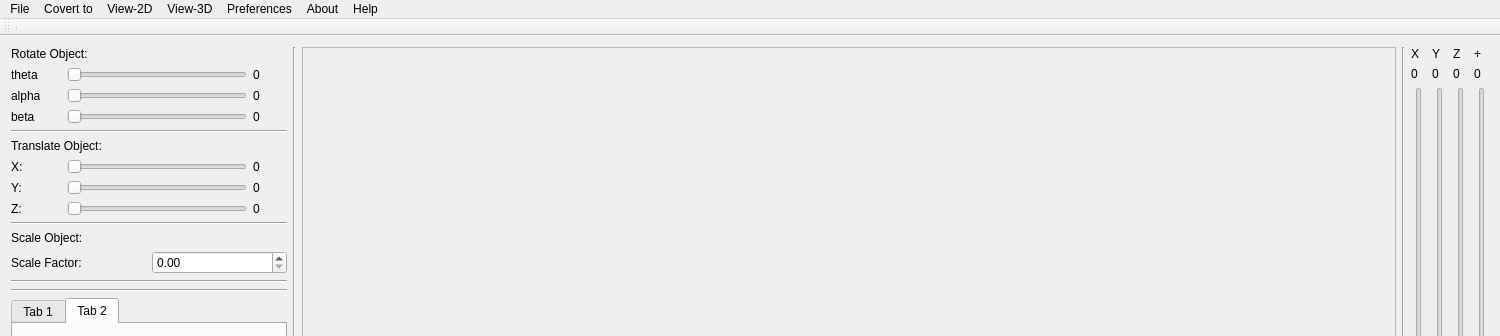
This is COP290_4/mainwindow.ui in shreshthtuli/Engineering-Drawing-software as Qt 5 draws it before an edit; both pictures show x 0 to 1500 and y 0 to 336 of the 1500 by 800 pixel window. The edited form follows.
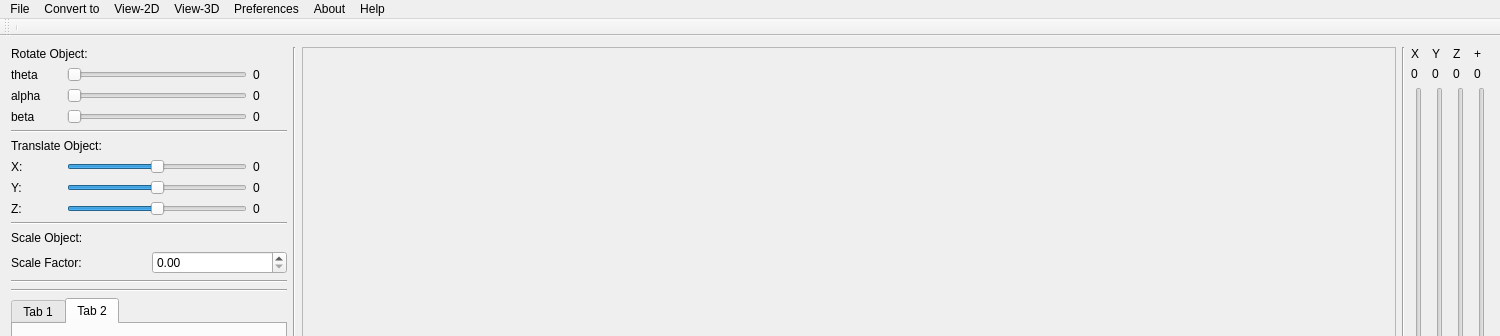
This is the edited form. Custom widgets are drawn as their Qt base class.

The edit to the form file:
```diff
--- a/COP290_4/mainwindow.ui
+++ b/COP290_4/mainwindow.ui
@@ -240,6 +240,15 @@
                 <height>0</height>
                </size>
               </property>
+              <property name="minimum">
+               <number>-10</number>
+              </property>
+              <property name="maximum">
+               <number>10</number>
+              </property>
+              <property name="pageStep">
+               <number>1</number>
+              </property>
               <property name="orientation">
                <enum>Qt::Horizontal</enum>
               </property>
@@ -289,6 +298,15 @@
                 <height>0</height>
                </size>
               </property>
+              <property name="minimum">
+               <number>-10</number>
+              </property>
+              <property name="maximum">
+               <number>10</number>
+              </property>
+              <property name="pageStep">
+               <number>1</number>
+              </property>
               <property name="orientation">
                <enum>Qt::Horizontal</enum>
               </property>
@@ -338,6 +356,15 @@
                 <height>0</height>
                </size>
               </property>
+              <property name="minimum">
+               <number>-10</number>
+              </property>
+              <property name="maximum">
+               <number>10</number>
+              </property>
+              <property name="pageStep">
+               <number>1</number>
+              </property>
               <property name="orientation">
                <enum>Qt::Horizontal</enum>
               </property>
@@ -1075,7 +1102,7 @@
    </widget>
    <widget class="QMenu" name="menuCovert">
     <property name="title">
-     <string>Covert to</string>
+     <string>Convert to</string>
     </property>
     <addaction name="action3D_to_Orthp"/>
     <addaction name="actionOrthographic_Projections"/>
```
Left out of the diff: 19 changed lines with no effect on the pictures.
